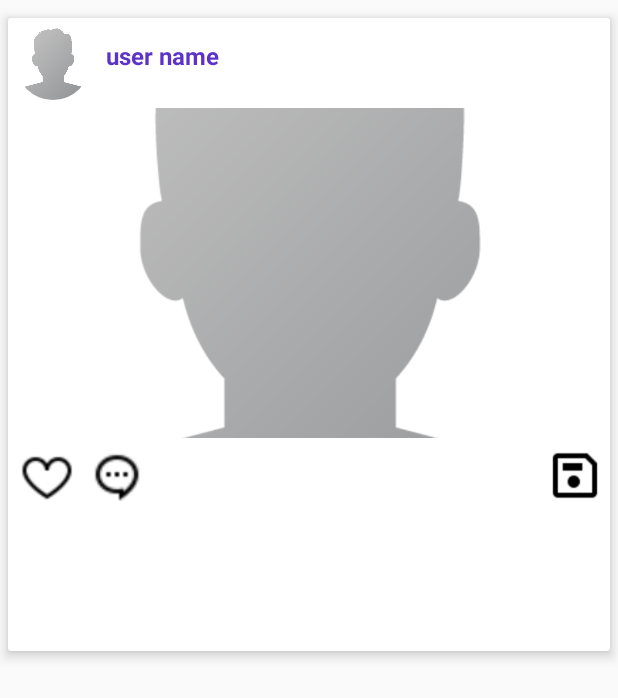
After one commit to VanSon999/CloneInstagramApp, an Android app: the layout posts_layout.xml on its own in the app's theme, with its tools: preview values and no code run, on a phone screen of 412 x 824 dp. The commit adds this screen. Shown: the top 698 px of the screen. Run offline under Robolectric (Android 15) with nearby library versions, the phone set to English and light mode, and no system bars.

Commit message:
show posts

```diff
--- a/app/src/main/java/vanson/dev/instagramclone/Controller/SignUpActivity.kt
+++ b/app/src/main/java/vanson/dev/instagramclone/Controller/SignUpActivity.kt
@@ -81,6 +81,11 @@ class SignUpActivity : AppCompatActivity() {
                     progressDialog.dismiss()
                     Toast.makeText(this, "Account has been created successfully.", Toast.LENGTH_LONG).show()
 
+                    FirebaseDatabase.getInstance().reference.child("Follow").child(currentUserId)
+                        .child("Following")
+                        .child(currentUserId)
+                        .setValue(true)
+
                     val intent = Intent(this, MainActivity::class.java)
                     intent.setFlags(Intent.FLAG_ACTIVITY_CLEAR_TASK or Intent.FLAG_ACTIVITY_NEW_TASK)
                     startActivity(intent)
--- /dev/null
+++ b/app/src/main/res/layout/posts_layout.xml
@@ -0,0 +1,135 @@
+<?xml version="1.0" encoding="utf-8"?>
+<androidx.cardview.widget.CardView xmlns:android="http://schemas.android.com/apk/res/android"
+    xmlns:app="http://schemas.android.com/apk/res-auto"
+    android:orientation="vertical"
+    android:layout_width="match_parent"
+    android:layout_height="wrap_content"
+    android:layout_marginTop="12dp"
+    android:layout_marginLeft="5dp"
+    android:layout_marginRight="5dp"
+    app:cardElevation="5dp">
+
+    <LinearLayout
+        android:layout_width="match_parent"
+        android:layout_height="wrap_content"
+        android:orientation="vertical">
+
+
+        <LinearLayout
+            android:id="@+id/linear1"
+            android:layout_width="match_parent"
+            android:layout_height="wrap_content"
+            android:orientation="horizontal">
+
+            <de.hdodenhof.circleimageview.CircleImageView
+                android:id="@+id/user_profile_image_search"
+                android:layout_width="60dp"
+                android:layout_height="60dp"
+                android:src="@drawable/profile"
+                android:padding="5dp"/>
+
+            <TextView
+                android:id="@+id/user_name_search"
+                android:layout_width="wrap_content"
+                android:layout_height="wrap_content"
+                android:text="user name"
+                android:textSize="16sp"
+                android:textStyle="bold"
+                android:layout_marginLeft="5dp"
+                android:layout_marginTop="14dp"
+                android:textColor="@color/colorPrimaryDark" />
+
+        </LinearLayout>
+
+
+
+        <ImageView
+            android:id="@+id/post_image_home"
+            android:layout_width="match_parent"
+            android:layout_height="220dp"
+            android:src="@drawable/profile"
+            android:scaleType="centerCrop"
+            />
+
+
+
+
+        <RelativeLayout
+            android:layout_width="match_parent"
+            android:layout_height="wrap_content"
+            android:layout_marginStart="5dp"
+            android:layout_marginTop="5dp">
+
+            <ImageView
+                android:id="@+id/post_image_like_btn"
+                android:layout_width="41dp"
+                android:layout_height="40dp"
+                android:src="@drawable/heart_not_clicked"
+                />
+
+            <ImageView
+                android:id="@+id/post_image_comment_btn"
+                android:layout_width="40dp"
+                android:layout_height="34dp"
+                android:src="@drawable/comment"
+                android:layout_toEndOf="@+id/post_image_like_btn"
+                android:layout_marginTop="3dp"
+                android:layout_marginStart="6dp"
+                />
+
+            <ImageView
+                android:id="@+id/post_save_comment_btn"
+                android:layout_width="40dp"
+                android:layout_height="39dp"
+                android:src="@drawable/save_unfilled_large_icon"
+                android:layout_alignParentEnd="true"
+                android:layout_marginTop="0dp"
+                android:layout_marginRight="3dp"
+                />
+
+        </RelativeLayout>
+
+
+
+        <TextView
+            android:id="@+id/likes"
+            android:layout_width="wrap_content"
+            android:layout_height="wrap_content"
+            android:layout_marginStart="10dp"
+            android:textStyle="bold"
+            android:textSize="15dp"
+            android:textColor="@color/colorPrimaryDark"
+            />
+
+        <TextView
+            android:id="@+id/publisher"
+            android:layout_width="wrap_content"
+            android:layout_height="wrap_content"
+            android:layout_marginStart="10dp"
+            android:textStyle="bold"
+            android:textSize="15dp"
+            android:textColor="@color/colorPrimaryDark"
+            />
+
+        <TextView
+            android:id="@+id/description"
+            android:layout_width="wrap_content"
+            android:layout_height="wrap_content"
+            android:layout_marginStart="10dp"
+            android:textSize="15dp"
+            android:textColor="@color/colorPrimary"
+            />
+
+        <TextView
+            android:id="@+id/comments"
+            android:layout_width="wrap_content"
+            android:layout_height="wrap_content"
+            android:layout_marginStart="10dp"
+            android:layout_marginTop="5dp"
+            android:textSize="16dp"
+            android:layout_marginBottom="5dp"
+            android:text=""
+            android:textColor="@color/colorPrimary"
+            />
+    </LinearLayout>
+</androidx.cardview.widget.CardView>
```
Also changed, not shown: app/src/main/java/vanson/dev/instagramclone/Adapters/PostAdapter.kt (added, +81 -0 lines), app/src/main/java/vanson/dev/instagramclone/Fragment/HomeFragment.kt (+77 -1 lines), app/src/main/java/vanson/dev/instagramclone/Models/Post.kt (added, +49 -0 lines).
